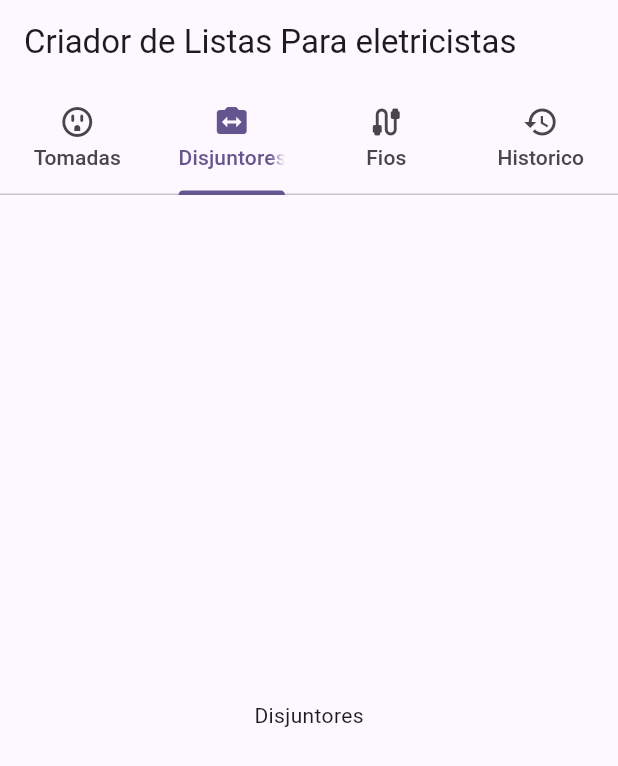
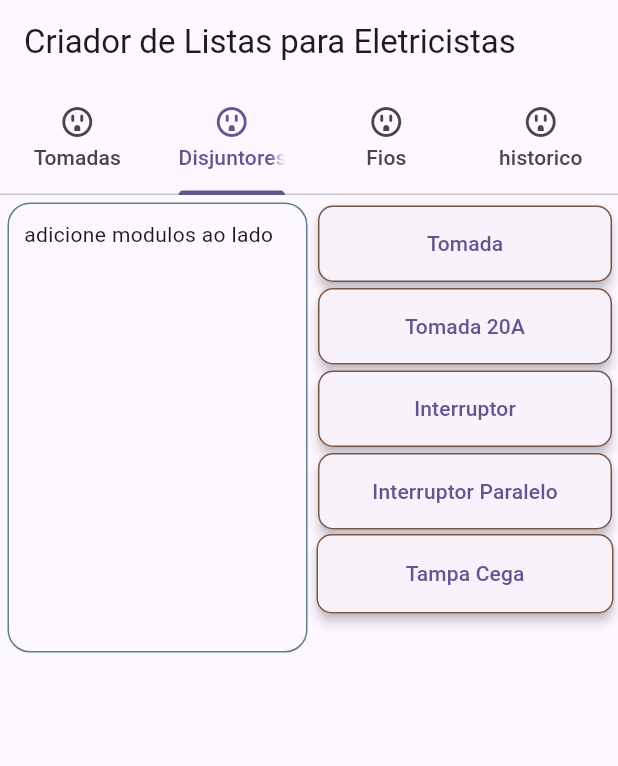
Before and after one commit to gvpassos/TomadeiroFlutter, a Flutter app: the screen it shows after launch, on a phone screen of 412 x 824 dp. Shown: the top 766 px of the screen. Run offline on Flutter 3.47's test engine with Material 2 defaults, Android fonts, the phone set to English and light mode, and no system bars.

Commit message:
Implementação da Tela tomadas

```diff
--- a/lib/main.dart
+++ b/lib/main.dart
@@ -1,20 +1,6 @@
 import 'package:flutter/material.dart';
 
-class aba {
-  ///Classe para agrupar as ABAS do Software//
-  String nome;
-  Icon icone;
-
-  aba(this.nome, this.icone);
-}
-
-List<aba> titles = <aba>[
-  /// Todas as TELAS  com o icone///
-  aba('Tomadas', const Icon(Icons.outlet_outlined)),
-  aba('Disjuntores', const Icon(Icons.switch_camera)),
-  aba('Fios', const Icon(Icons.cable)),
-  aba('Historico', const Icon(Icons.history))
-];
+import 'telaTomada.dart';
 
 void main() => runApp(const Tomadeiro());
 
@@ -31,6 +17,15 @@ class Tomadeiro extends StatelessWidget {
   }
 }
 
+List<StatefulWidget> abas = <StatefulWidget>[
+  /// Todas as TELAS  com o icone///
+
+  const telaTomada(),
+  const telaTomada(),
+  const telaTomada(),
+  const telaTomada(),
+];
+
 class AppBarExample extends StatelessWidget {
   const AppBarExample({super.key});
 
@@ -38,10 +33,10 @@ class AppBarExample extends StatelessWidget {
   Widget build(BuildContext context) {
     return DefaultTabController(
       initialIndex: 1,
-      length: titles.length,
+      length: abas.length,
       child: Scaffold(
         appBar: AppBar(
-          title: const Text('Criador de Listas Para eletricistas'),
+          title: const Text('Criador de Listas para Eletricistas'),
           notificationPredicate: (ScrollNotification notification) {
             return notification.depth == 1;
           },
@@ -49,34 +44,29 @@ class AppBarExample extends StatelessWidget {
           // scrolled underneath the app bar.
           scrolledUnderElevation: 4.0,
           shadowColor: Theme.of(context).shadowColor,
-          bottom: TabBar(
+          bottom: const TabBar(
             tabs: <Widget>[
               Tab(
-                icon: titles[0].icone,
-                text: titles[0].nome,
+                icon: Icon(Icons.outlet_outlined),
+                text: 'Tomadas',
               ),
               Tab(
-                icon: titles[1].icone,
-                text: titles[1].nome,
+                icon: Icon(Icons.outlet_outlined),
+                text: 'Disjuntores',
               ),
               Tab(
-                icon: titles[2].icone,
-                text: titles[2].nome,
+                icon: Icon(Icons.outlet_outlined),
+                text: 'Fios',
               ),
               Tab(
-                icon: titles[3].icone,
-                text: titles[3].nome,
+                icon: Icon(Icons.outlet_outlined),
+                text: 'historico',
               ),
             ],
           ),
         ),
         body: TabBarView(
-          children: <Widget>[
-            Center(child: Text(titles[0].nome)),
-            Center(child: Text(titles[1].nome)),
-            Center(child: Text(titles[2].nome)),
-            Center(child: Text(titles[3].nome)),
-          ],
+          children: <Widget>[abas[0], abas[1], abas[2], abas[3]],
         ),
       ),
     );
--- /dev/null
+++ b/lib/telaTomada.dart
@@ -0,0 +1,184 @@
+import 'package:flutter/material.dart';
+
+class telaTomada extends StatefulWidget {
+  final String nome;
+  final Icon icone;
+
+  const telaTomada({
+    super.key,
+    this.nome = 'Tomadas',
+    this.icone = const Icon(Icons.outlet_outlined),
+  });
+
+  String getNome() {
+    return nome;
+  }
+
+  @override
+  State<telaTomada> createState() => _telaTomada();
+}
+
+class _telaTomada extends State<telaTomada> {
+  List<Container> modulos = [];
+
+  @override
+  Widget build(BuildContext context) {
+    return Column(children: [
+      Row(
+        children: <Widget>[
+          Container(
+              padding: const EdgeInsets.all(10.0),
+              margin: const EdgeInsets.all(5.0),
+              decoration: BoxDecoration(
+                border: Border.all(color: Colors.blueGrey),
+                borderRadius: const BorderRadius.all(Radius.circular(15)),
+              ),
+              width: 200.0,
+              height: 300.0,
+              child: carregarmodulo()),
+          SizedBox(
+            width: 200.0,
+            height: 300.0,
+            child: Column(
+              children: [
+                // Botao Tomada -------------------------------
+                Container(
+                  width: 200,
+                  height: 55,
+                  padding: const EdgeInsets.all(2.0),
+                  child: ElevatedButton(
+                    style: ElevatedButton.styleFrom(
+                        side: const BorderSide(width: 1, color: Colors.brown),
+                        elevation: 3,
+                        shape: RoundedRectangleBorder(
+                            borderRadius: BorderRadius.circular(10)),
+                        padding: const EdgeInsets.all(5)),
+                    onPressed: () {
+                      setState(() {
+                        adicionarModulo('Tomada');
+                      });
+                    },
+                    child: const Text('Tomada'),
+                  ),
+                ),
+                // Botao Tomada 20A ---------------------------
+                Container(
+                  width: 200,
+                  height: 55,
+                  padding: const EdgeInsets.all(2.0),
+                  child: ElevatedButton(
+                    style: ElevatedButton.styleFrom(
+                        side: const BorderSide(width: 1, color: Colors.brown),
+                        elevation: 3,
+                        shape: RoundedRectangleBorder(
+                            borderRadius: BorderRadius.circular(10)),
+                        padding: const EdgeInsets.all(5)),
+                    onPressed: () {
+                      setState(() {
+                        adicionarModulo('Tomada 20A');
+                      });
+                    },
+                    child: const Text('Tomada 20A'),
+                  ),
+                ),
+                // Botao Interruptor --------------------------
+                Container(
+                  width: 200,
+                  height: 55,
+                  padding: const EdgeInsets.all(2.0),
+                  child: ElevatedButton(
+                    style: ElevatedButton.styleFrom(
+                        side: const BorderSide(
+                            width: 1,
+                            color: Colors.brown), //border width and color
+                        elevation: 3, //elevation of button
+                        shape: RoundedRectangleBorder(
+                            //to set border radius to button
+                            borderRadius: BorderRadius.circular(10)),
+                        padding: const EdgeInsets.all(
+                            5) //content padding inside button
+                        ),
+                    onPressed: () {
+                      setState(() {
+                        adicionarModulo('Interruptor');
+                      });
+                    },
+                    child: const Text('Interruptor'),
+                  ),
+                ),
+                // Botao Interruptor Paralelo------------------
+                Container(
+                  width: 200,
+                  height: 55,
+                  padding: const EdgeInsets.all(2.0),
+                  child: ElevatedButton(
+                    style: ElevatedButton.styleFrom(
+                        side: const BorderSide(
+                            width: 1,
+                            color: Colors.brown), //border width and color
+                        elevation: 3, //elevation of button
+                        shape: RoundedRectangleBorder(
+                            //to set border radius to button
+                            borderRadius: BorderRadius.circular(10)),
+                        padding: const EdgeInsets.all(
+                            5) //content padding inside button
+                        ),
+                    onPressed: () {
+                      setState(() {
+                        adicionarModulo('Interruptor Paralelo');
+                      });
+                    },
+                    child: const Text('Interruptor Paralelo'),
+                  ),
+                ),
+                // Botao TAMPA CEGA------------------
+                Container(
+                  width: 200,
+                  height: 55,
+                  padding: const EdgeInsets.all(1.0),
+                  child: ElevatedButton(
+                    style: ElevatedButton.styleFrom(
+                        side: const BorderSide(width: 1, color: Colors.brown),
+                        elevation: 3,
+                        shape: RoundedRectangleBorder(
+                            borderRadius: BorderRadius.circular(10)),
+                        padding: const EdgeInsets.all(5)),
+                    onPressed: () {
+                      setState(() {
+                        adicionarModulo('Tampa Cega');
+                      });
+                    },
+                    child: const Text('Tampa Cega'),
+                  ),
+                ),
+              ],
+            ),
+          )
+        ],
+      ),
+    ]);
+  }
+
+  carregarmodulo() {
+    if (modulos.isEmpty) {
+      return const Text('adicione modulos ao lado ');
+    } else {
+      return Column(children: modulos);
+    }
+  }
+
+  adicionarModulo(String mod) {
+    if (modulos.length < 3) {
+      modulos.add(Container(
+          width: 200,
+          height: 87.5,
+          decoration: BoxDecoration(
+            border: Border.all(color: Color.fromARGB(255, 15, 107, 153)),
+            borderRadius: const BorderRadius.all(Radius.circular(1)),
+          ),
+          child: Center(child: Text(mod))));
+    } else {
+      ///Limite de 3
+    }
+  }
+}
```
